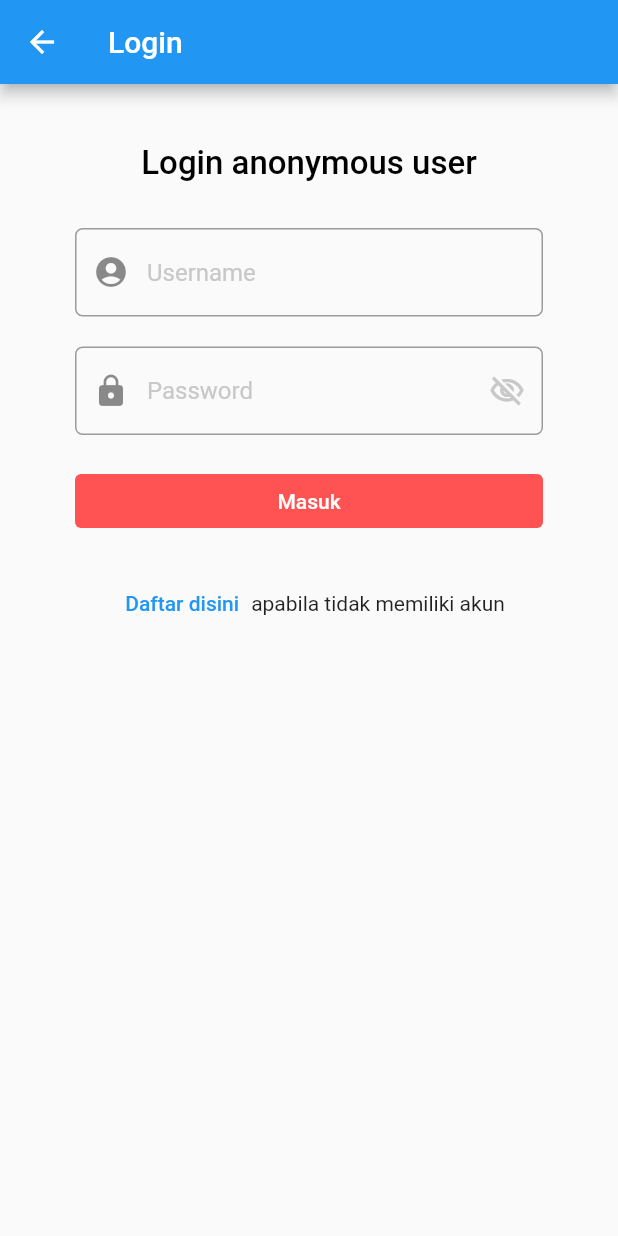
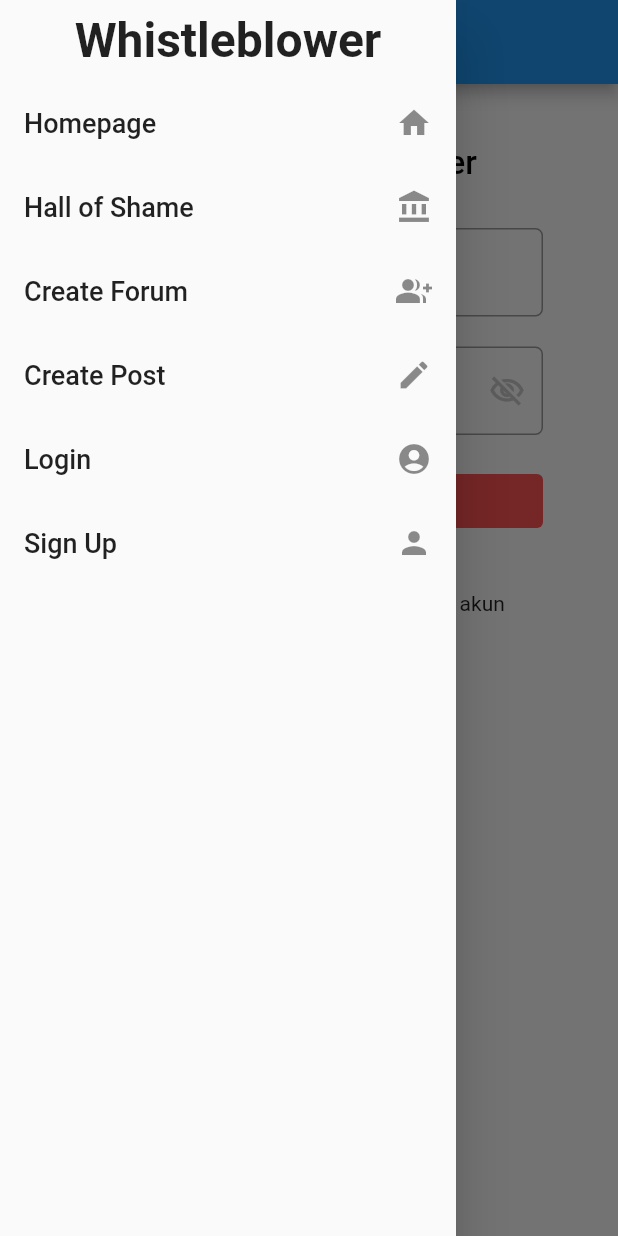
Before and after one commit to ivanoxx/project-uas-pbp, a Flutter app: the LoginPage screen opened directly, with the side drawer open (before the commit the screen has no drawer), on a phone screen of 412 x 824 dp. Run offline on Flutter 3.47's test engine with Material 2 defaults, Android fonts, the phone set to English and light mode, and no system bars; our stand-ins replace multi_select_flutter; missing offline and left inert: pbp_django_auth; network calls fail.

Commit message:
Finished auth

```diff
--- a/lib/page/login.dart
+++ b/lib/page/login.dart
@@ -2,6 +2,7 @@ import 'package:flutter/material.dart';
 import 'package:provider/provider.dart';
 import 'package:pbp_django_auth/pbp_django_auth.dart';
 import 'package:whistleblower/page/signup.dart';
+import 'package:whistleblower/widget/allWidgets.dart';
 
 
 class LoginPage extends StatefulWidget {
@@ -30,6 +31,7 @@ class _LoginPageState extends State<LoginPage> {
       appBar: AppBar(
         title: const Text('Login'),
       ),
+        drawer: leftDrawer(),
         body: Padding(
             padding: const EdgeInsets.all(30),
             child: ListView(
@@ -127,8 +129,8 @@ class _LoginPageState extends State<LoginPage> {
                                   onPressed: () async {
                                     if (_loginFormKey.currentState!.validate()) {
 
-                                      //const url = "http://127.0.0.1:8000/auth/login/";
-                                      const url = "https://whistle-blower.up.railway.app/auth/login/";
+                                      const url = "http://127.0.0.1:8000/auth/login/";
+                                      //const url = "https://whistle-blower.up.railway.app/auth/login/";
 
 
 
--- a/lib/widget/drawers.dart
+++ b/lib/widget/drawers.dart
@@ -86,7 +86,7 @@ class rightDrawer extends StatelessWidget {
           ListTile(
             leading: Icon(Icons.logout),
             title: Text('Sign Out', style: TextStyle(fontSize: 18)),
-            onTap: () {
+            onTap: () async {
               // Here you can give your route to navigate
               if (!request.loggedIn) {
                 Navigator.push(
@@ -94,6 +94,9 @@ class rightDrawer extends StatelessWidget {
                     MaterialPageRoute(
                         builder: (context) => LoginPage()));
               }
+              const url = "http://127.0.0.1:8000/auth/logout/";
+              //const url = "https://whistle-blower.up.railway.app/auth/logout/";
+              final response = await request.logout(url);
             },
           ),
         ],
```
Also changed, not shown: lib/page/signup.dart (+5 -3 lines).
